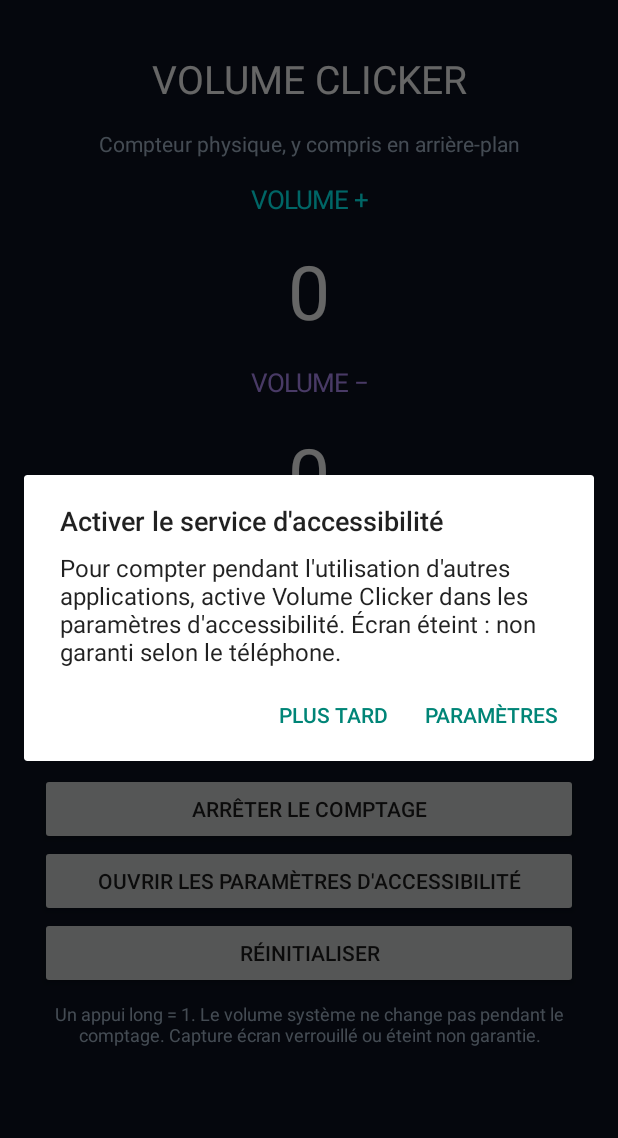
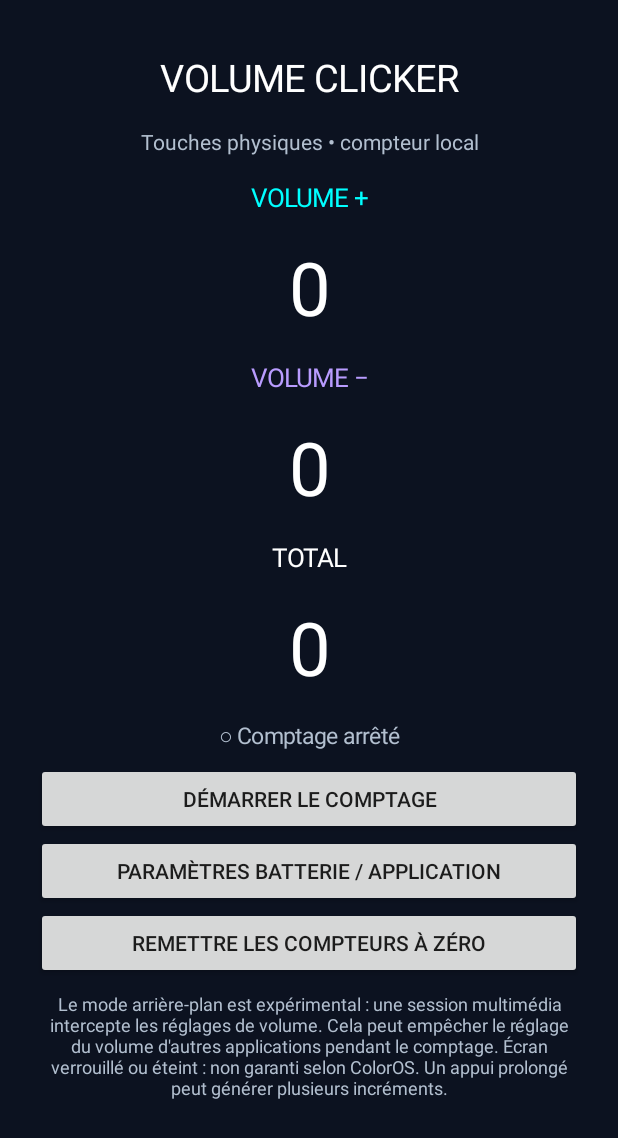
Before and after one commit to remisdubois18-droid/compteur-cest-ca, an Android app: the screen it shows after launch (MainActivity), after a tap on "DÉMARRER LE COMPTAGE", on a phone screen of 412 x 824 dp. Shown: the top 1138 px of the screen. Run offline under Robolectric (Android 15) with nearby library versions, the phone set to English and light mode, and no system bars.

Commit message:
Volume Clicker: OPPO installable experimental background mode

```diff
--- a/volume-clicker-android/app/src/main/java/fr/volumeclicker/MainActivity.java
+++ b/volume-clicker-android/app/src/main/java/fr/volumeclicker/MainActivity.java
@@ -1,23 +1,22 @@
 package fr.volumeclicker;
 
+import android.Manifest;
 import android.app.Activity;
 import android.app.AlertDialog;
-import android.content.Context;
 import android.content.Intent;
 import android.content.SharedPreferences;
+import android.content.pm.PackageManager;
 import android.graphics.Color;
+import android.net.Uri;
+import android.os.Build;
 import android.os.Bundle;
 import android.provider.Settings;
 import android.view.Gravity;
 import android.view.KeyEvent;
-import android.view.View;
-import android.view.accessibility.AccessibilityManager;
-import android.accessibilityservice.AccessibilityServiceInfo;
 import android.widget.Button;
 import android.widget.LinearLayout;
 import android.widget.ScrollView;
 import android.widget.TextView;
-import java.util.List;
 import java.util.Locale;
 
 public class MainActivity extends Activity {
@@ -27,8 +26,8 @@ public class MainActivity extends Activity {
     private final SharedPreferences.OnSharedPreferenceChangeListener listener =
         (p, key) -> runOnUiThread(this::refresh);
 
-    @Override public void onCreate(Bundle state) {
-        super.onCreate(state);
+    @Override public void onCreate(Bundle savedInstanceState) {
+        super.onCreate(savedInstanceState);
         preferences=Counters.prefs(this);
         render();
         refresh();
@@ -43,93 +42,114 @@ public class MainActivity extends Activity {
         super.onPause();
     }
 
-    private boolean accessibilityEnabled() {
-        AccessibilityManager manager=(AccessibilityManager)getSystemService(Context.ACCESSIBILITY_SERVICE);
-        if(manager==null) return false;
-        List<AccessibilityServiceInfo> list=manager.getEnabledAccessibilityServiceList(AccessibilityServiceInfo.FEEDBACK_ALL_MASK);
-        String name=getPackageName()+"/"+VolumeAccessibilityService.class.getName();
-        for(AccessibilityServiceInfo info:list) if(name.equals(info.getId())) return true;
-        return false;
-    }
-    @Override public boolean dispatchKeyEvent(KeyEvent event) {
-        int key=event.getKeyCode();
-        if((key==KeyEvent.KEYCODE_VOLUME_UP || key==KeyEvent.KEYCODE_VOLUME_DOWN) && Counters.running(this)) {
-            if(!accessibilityEnabled() && event.getAction()==KeyEvent.ACTION_DOWN && event.getRepeatCount()==0) {
-                Counters.increment(this,key==KeyEvent.KEYCODE_VOLUME_UP);
+    @Override public boolean dispatchKeyEvent(KeyEvent e) {
+        int code=e.getKeyCode();
+        if((code==KeyEvent.KEYCODE_VOLUME_UP || code==KeyEvent.KEYCODE_VOLUME_DOWN) && Counters.running(this)) {
+            if(e.getAction()==KeyEvent.ACTION_DOWN && e.getRepeatCount()==0) {
+                Counters.increment(this,code==KeyEvent.KEYCODE_VOLUME_UP);
                 refresh();
             }
             return true;
         }
-        return super.dispatchKeyEvent(event);
+        return super.dispatchKeyEvent(e);
     }
+
     private TextView label(String text,int size,int color) {
-        TextView v=new TextView(this);
-        v.setText(text); v.setTextSize(size); v.setTextColor(color); v.setGravity(Gravity.CENTER);
-        v.setPadding(8,12,8,12);
-        return v;
+        TextView view=new TextView(this);
+        view.setText(text);
+        view.setTextSize(size);
+        view.setTextColor(color);
+        view.setGravity(Gravity.CENTER);
+        view.setPadding(8,12,8,12);
+        return view;
     }
     private Button button(String text,LinearLayout root) {
         Button b=new Button(this);
-        b.setText(text); b.setAllCaps(false);
+        b.setText(text);
+        b.setAllCaps(false);
         root.addView(b,new LinearLayout.LayoutParams(-1,-2));
         return b;
     }
-    private TextView counter(LinearLayout root,String title,int accent) {
-        root.addView(label(title,17,accent));
-        TextView n=label("0",50,Color.WHITE);
-        root.addView(n);
-        return n;
+    private TextView counter(LinearLayout root,String name,int accent) {
+        root.addView(label(name,17,accent));
+        TextView count=label("0",49,Color.WHITE);
+        root.addView(count);
+        return count;
     }
     private void render() {
-        int bg=Color.rgb(12,18,32), muted=Color.rgb(171,189,209);
+        int bg=Color.rgb(12,18,32);
+        int muted=Color.rgb(178,191,207);
         ScrollView scroll=new ScrollView(this);
         scroll.setBackgroundColor(bg);
         LinearLayout root=new LinearLayout(this);
         root.setOrientation(LinearLayout.VERTICAL);
-        root.setPadding(40,40,40,40);
+        root.setPadding(36,40,36,32);
         root.setGravity(Gravity.CENTER_HORIZONTAL);
         scroll.addView(root);
-        root.addView(label("VOLUME CLICKER",26,Color.WHITE));
-        root.addView(label("Compteur physique, y compris en arrière-plan",14,muted));
+        root.addView(label("VOLUME CLICKER",25,Color.WHITE));
+        root.addView(label("Touches physiques • compteur local",14,muted));
         up=counter(root,"VOLUME +",Color.CYAN);
-        down=counter(root,"VOLUME −",Color.rgb(183,146,255));
+        down=counter(root,"VOLUME −",Color.rgb(185,156,255));
         total=counter(root,"TOTAL",Color.WHITE);
-        status=label("",14,muted);
+        status=label("",15,muted);
         root.addView(status);
         toggle=button("DÉMARRER LE COMPTAGE",root);
-        toggle.setOnClickListener(v -> {
-            Counters.setRunning(this,!Counters.running(this));
-            refresh();
-            if(Counters.running(this) && !accessibilityEnabled())
-                new AlertDialog.Builder(this)
-                    .setTitle("Activer le service d'accessibilité")
-                    .setMessage("Pour compter pendant l'utilisation d'autres applications, active Volume Clicker dans les paramètres d'accessibilité. Écran éteint : non garanti selon le téléphone.")
-                    .setNegativeButton("Plus tard",null)
-                    .setPositiveButton("Paramètres",(d,w)->openSettings())
-                    .show();
-        });
-        button("OUVRIR LES PARAMÈTRES D'ACCESSIBILITÉ",root)
-            .setOnClickListener(v->openSettings());
-        button("RÉINITIALISER",root).setOnClickListener(v->
+        toggle.setOnClickListener(v -> toggleCounting());
+
+        button("PARAMÈTRES BATTERIE / APPLICATION",root).setOnClickListener(v ->
             new AlertDialog.Builder(this)
-                .setTitle("Remettre les compteurs à zéro ?")
+                .setTitle("Autoriser le fonctionnement en arrière-plan")
+                .setMessage("Sur OPPO/ColorOS, ouvre les informations de Volume Clicker puis, si disponibles, autorise l'activité en arrière-plan et règle la batterie sur « Sans restriction ». Les libellés dépendent de ColorOS.")
                 .setNegativeButton("Annuler",null)
-                .setPositiveButton("Réinitialiser",(d,w)->{Counters.reset(this);refresh();})
+                .setPositiveButton("Ouvrir",(d,w)->{
+                    Intent i=new Intent(Settings.ACTION_APPLICATION_DETAILS_SETTINGS,
+                        Uri.parse("package:"+getPackageName()));
+                    startActivity(i);
+                }).show());
+
+        button("REMETTRE LES COMPTEURS À ZÉRO",root).setOnClickListener(v ->
+            new AlertDialog.Builder(this)
+                .setTitle("Réinitialiser les compteurs ?")
+                .setNegativeButton("Annuler",null)
+                .setPositiveButton("Oui",(d,w)->{Counters.reset(this);refresh();})
                 .show());
-        root.addView(label("Un appui long = 1. Le volume système ne change pas pendant le comptage. Capture écran verrouillé ou éteint non garantie.",12,muted));
+
+        root.addView(label("Le mode arrière-plan est expérimental : une session multimédia intercepte les réglages de volume. Cela peut empêcher le réglage du volume d'autres applications pendant le comptage. Écran verrouillé ou éteint : non garanti selon ColorOS. Un appui prolongé peut générer plusieurs incréments.",12,muted));
         setContentView(scroll);
     }
-    private void openSettings() {
-        startActivity(new Intent(Settings.ACTION_ACCESSIBILITY_SETTINGS));
+
+    private void toggleCounting() {
+        if(Counters.running(this)) {
+            Intent i=new Intent(this,ButtonCounterService.class).setAction(ButtonCounterService.STOP);
+            startService(i);
+            Counters.setRunning(this,false);
+            refresh();
+        } else {
+            if(Build.VERSION.SDK_INT>=33 &&
+               checkSelfPermission(Manifest.permission.POST_NOTIFICATIONS)!=PackageManager.PERMISSION_GRANTED) {
+                requestPermissions(new String[]{Manifest.permission.POST_NOTIFICATIONS},101);
+            }
+            Intent i=new Intent(this,ButtonCounterService.class).setAction(ButtonCounterService.START);
+            try {
+                if(Build.VERSION.SDK_INT>=26) startForegroundService(i);
+                else startService(i);
+            } catch(RuntimeException exception) {
+                new AlertDialog.Builder(this).setTitle("Démarrage impossible")
+                    .setMessage("Android a empêché le démarrage du service : "+exception.getMessage())
+                    .setPositiveButton("OK",null).show();
+            }
+        }
     }
+
     private void refresh() {
         if(up==null) return;
-        long u=preferences.getLong(Counters.UP,0),d=preferences.getLong(Counters.DOWN,0);
+        long u=preferences.getLong(Counters.UP,0L);
+        long d=preferences.getLong(Counters.DOWN,0L);
         up.setText(String.format(Locale.FRANCE,"%,d",u));
         down.setText(String.format(Locale.FRANCE,"%,d",d));
         total.setText(String.format(Locale.FRANCE,"%,d",u+d));
-        boolean active=Counters.running(this);
-        status.setText(active ? (accessibilityEnabled() ? "● Comptage actif en arrière-plan" : "● Active le service d'accessibilité") : "○ Comptage arrêté");
-        toggle.setText(active?"ARRÊTER LE COMPTAGE":"DÉMARRER LE COMPTAGE");
+        boolean enabled=Counters.running(this);
+        status.setText(enabled?"● Comptage démarré — mode arrière-plan expérimental":"○ Comptage arrêté");
+        toggle.setText(enabled?"ARRÊTER LE COMPTAGE":"DÉMARRER LE COMPTAGE");
     }
 }
```
